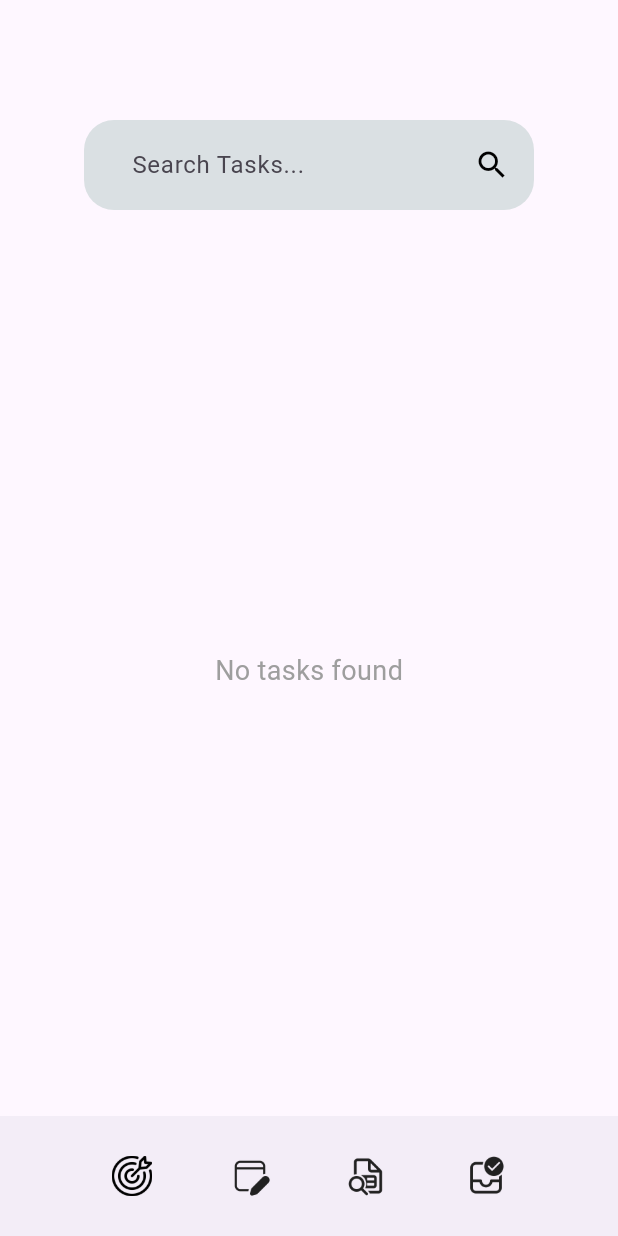
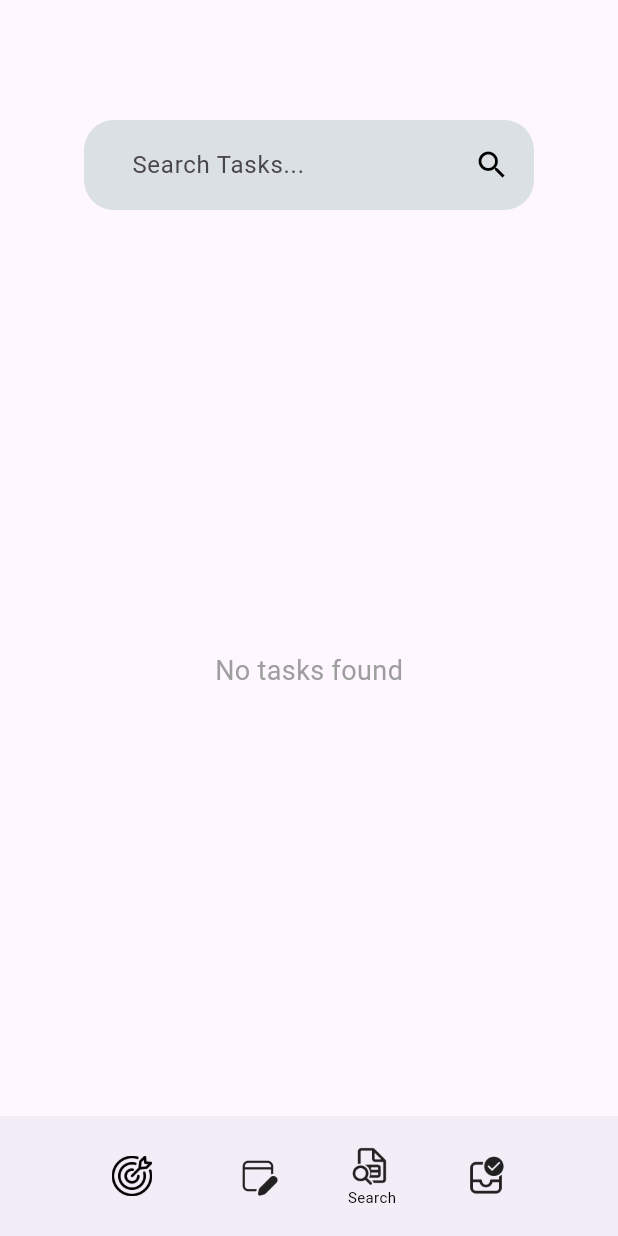
Before and after one commit to Fah4664/reminder-application, a Flutter app: the SearchPage screen opened directly, on a phone screen of 412 x 824 dp. Run offline on Flutter 3.47's test engine with Material 3 defaults, Android fonts, the phone set to English and light mode, and no system bars; our stand-ins replace cloud_firestore, firebase_auth, firebase_core, flutter_svg; accounts and stored records are empty.

Commit message:
Update search_page.dart

```diff
--- a/lib/pages/search_page.dart
+++ b/lib/pages/search_page.dart
@@ -240,15 +240,22 @@ class _SearchPageState extends State<SearchPage> {
               },
             ),
             const Spacer(),
-            IconButton(
-              icon: Image.asset(
-                'assets/icons/search.png', // Icon for Search (current page)
-                height: 28,
-                width: 28,
-              ),
-              onPressed: () {
-                // Stay on this page, do nothing
-              },
+            Column(
+              mainAxisSize: MainAxisSize.min, // ให้ Column มีขนาดเล็กที่สุด
+              children: [
+                Image.asset(
+                  'assets/icons/search.png', // Icon for Search
+                  height: 28,
+                  width: 28,
+                ),
+                const Text(
+                  'Search', // ข้อความใต้ไอคอน
+                  style: TextStyle(
+                    fontSize: 10, // ขนาดฟอนต์เล็กๆ
+                    color: Colors.black, // สีของข้อความ
+                  ),
+                ),
+              ],
             ),
             const Spacer(),
             IconButton(
```
